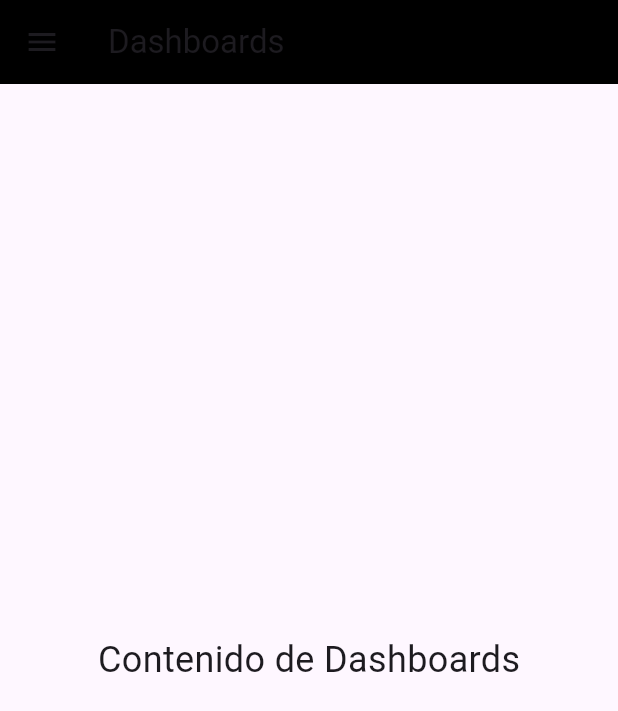
After one commit to abel-utp/CONEXION_BD_FLUTTER, a Flutter app: the MainScreen screen opened directly, on a phone screen of 412 x 824 dp. The commit adds this screen. Shown: the top 711 px of the screen. Run offline on Flutter 3.47's test engine with Material 3 defaults, Android fonts, the phone set to English and light mode, and no system bars.

Commit message:
INSERTAR IMAGENES / BASE NUEVA
detalle de avance a la BD

```diff
--- /dev/null
+++ b/lib/menu.dart
@@ -0,0 +1,224 @@
+import 'package:flutter/material.dart';
+import 'package:prueba_lunes_17/main.dart';
+
+void main() {
+  // Punto de entrada de la aplicación
+  runApp(const PromoLiderApp());
+}
+
+class PromoLiderApp extends StatelessWidget {
+  const PromoLiderApp({super.key});
+
+  @override
+  Widget build(BuildContext context) {
+    // Configuración general de la aplicación
+    return MaterialApp(
+      title: 'Promolider App',
+      debugShowCheckedModeBanner: false, // Quita el banner de debug
+      theme: ThemeData(
+        // Configura el tema oscuro para toda la app
+        brightness: Brightness.dark,
+        primaryColor: Colors.green,
+        colorScheme: ColorScheme.dark(
+          primary: const Color(
+            0xFF00C853,
+          ), // Color verde para elementos destacados
+          secondary: const Color(0xFF00C853),
+        ),
+      ),
+      home: const MainScreen(), // Pantalla principal
+    );
+  }
+}
+
+class MainScreen extends StatefulWidget {
+  const MainScreen({super.key});
+
+  @override
+  State<MainScreen> createState() => _MainScreenState();
+}
+
+class _MainScreenState extends State<MainScreen> {
+  // Variable para controlar qué opción del menú está seleccionada
+  int _selectedIndex = 0;
+
+  // Lista de títulos para el contenido principal
+  final List<String> _titles = [
+    'Dashboards',
+    'Aula Virtual',
+    'Masterclass',
+    'Marketplace',
+    'Registros',
+  ];
+
+  // Método para cambiar la opción seleccionada
+  void _onItemTapped(int index) {
+    setState(() {
+      _selectedIndex = index;
+    });
+  }
+
+  @override
+  Widget build(BuildContext context) {
+    return Scaffold(
+      // Configura el cuerpo principal de la app
+      appBar: AppBar(
+        backgroundColor: Colors.black,
+        title: Text(_titles[_selectedIndex]),
+      ),
+      // Menú lateral (Drawer)
+      drawer: Drawer(
+        child: Container(
+          color: const Color(0xFF212121), // Color de fondo oscuro para el menú
+          child: Column(
+            children: [
+              // Cabecera del menú con logo
+              Container(
+                padding: const EdgeInsets.symmetric(
+                  vertical: 50,
+                  horizontal: 16,
+                ),
+                child: Row(
+                  children: [
+                    const SizedBox(width: 30),
+                    Image.asset('assets/promolider_logo.png', width: 190),
+                  ],
+                ),
+              ),
+
+              // Opciones del menú
+              _buildMenuItem(
+                icon: Icons.dashboard,
+                title: 'Dashboards',
+                index: 0,
+              ),
+
+              // Opción desplegable de Aula Virtual
+              ExpansionTile(
+                leading: const Icon(Icons.computer, color: Colors.white),
+                title: const Text(
+                  'Aula Virtual',
+                  style: TextStyle(color: Colors.white),
+                ),
+                trailing: const Icon(
+                  Icons.arrow_drop_down,
+                  color: Colors.white,
+                ),
+                children: [
+                  // Aquí puedes agregar sub-opciones de Aula Virtual si lo necesitas
+                ],
+              ),
+
+              _buildMenuItem(
+                icon: Icons.school,
+                title: 'Masterclass',
+                index: 2,
+                /* onTap: () {
+                  Navigator.push(
+                    context,
+                    MaterialPageRoute(
+                      builder: (context) => MasterclassCreationScreen(),
+                    ),
+                  );
+                },*/
+              ),
+
+              ListTile(
+                leading: const Icon(Icons.shopping_cart, color: Colors.white),
+                title: const Text(
+                  'Marketplace',
+                  style: TextStyle(color: Colors.white),
+                ),
+                /* onTap: () {
+                  Navigator.push(
+                    context,
+                    MaterialPageRoute(
+                      builder: (context) => const PromoHomePage(),
+                    ),
+                  );
+                },*/
+              ),
+
+              _buildMenuItem(
+                icon: Icons.assignment,
+                title: 'Registros',
+                index: 4,
+                /*onTap: () {
+                  Navigator.push(
+                    context,
+                    MaterialPageRoute(
+                      builder: (context) => MasterPromoLiderApp(),
+                    ),
+                  );
+                },*/
+              ),
+
+              const Spacer(), // Espacio flexible para empujar el botón de cerrar sesión al fondo
+              // Botón de cerrar sesión
+              Padding(
+                padding: const EdgeInsets.all(16.0),
+                child: InkWell(
+                  onTap: () {
+                    // Navega a la pantalla principal (main.dart) al hacer clic en "Cerrar Sesión"
+                    Navigator.pushReplacement(
+                      context,
+                      MaterialPageRoute(
+                        builder: (context) => const LoginPage(),
+                      ),
+                    );
+                  },
+                  child: Container(
+                    padding: const EdgeInsets.symmetric(vertical: 10),
+                    child: const Row(
+                      children: [
+                        Icon(Icons.logout, color: Colors.white),
+                        SizedBox(width: 10),
+                        Text(
+                          'Cerrar Sesión',
+                          style: TextStyle(color: Colors.white),
+                        ),
+                      ],
+                    ),
+                  ),
+                ),
+              ),
+            ],
+          ),
+        ),
+      ),
+
+      // Contenido principal (aquí iría el contenido de cada sección)
+      body: Center(
+        child: Text(
+          'Contenido de ${_titles[_selectedIndex]}',
+          style: const TextStyle(fontSize: 24),
+        ),
+      ),
+    );
+  }
+
+  // Método para construir cada ítem del menú
+  Widget _buildMenuItem({
+    required IconData icon,
+    required String title,
+    required int index,
+    VoidCallback? onTap,
+  }) {
+    bool isSelected = _selectedIndex == index;
+
+    return ListTile(
+      leading: Icon(icon, color: Colors.white),
+      title: Text(title, style: const TextStyle(color: Colors.white)),
+      // Cambia el color de fondo si está seleccionado
+      tileColor: isSelected ? Colors.green.withOpacity(0.3) : null,
+      onTap:
+          onTap ??
+          () {
+            _onItemTapped(index);
+            Navigator.pop(
+              context,
+            ); // Cierra el drawer al seleccionar una opción
+          },
+    );
+  }
+}
```
Also changed, not shown: lib/inicio_3seg.dart (added, +79 -0 lines), lib/main.dart (+5 -3 lines), pubspec.yaml (+10 -0 lines), assets/1.jpg (added), assets/2.jpg (added), assets/3.jpg (added), assets/4.jpg (added), assets/background.jpg (added), assets/promolider_logo.png (added), assets/prueba_modelo.jpg (added), assets/usuario.jpg (added).
